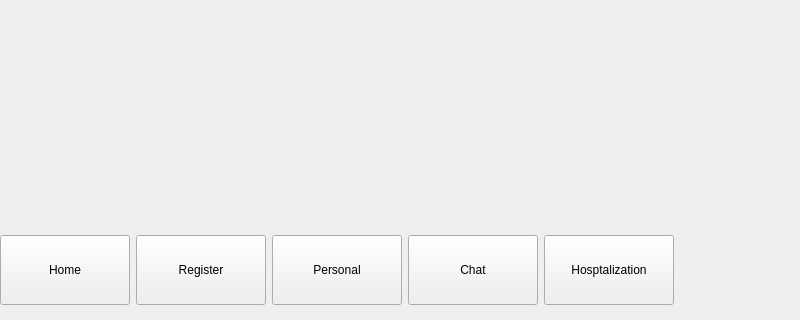
First picture: the form in Client/PreProject/pmainwindow.ui, repository povli/2024-BIT-, before the edit; both pictures show x 0 to 800 and y 352 to 672 of the 800 by 672 pixel window.
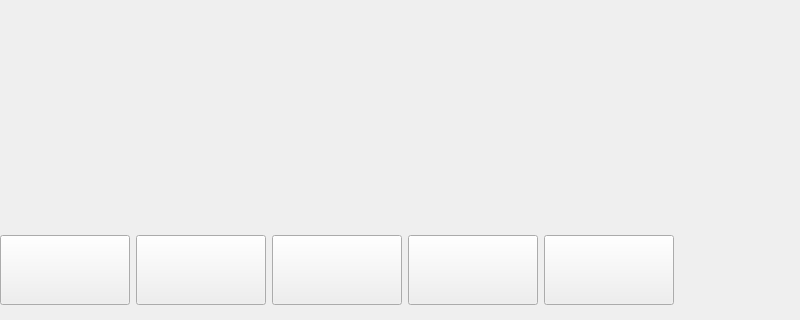
Second picture: the form after the edit. Icons and pictures are not drawn.

```diff
--- a/Client/PreProject/pmainwindow.ui
+++ b/Client/PreProject/pmainwindow.ui
@@ -54,7 +54,7 @@
         <string notr="true"/>
        </property>
        <property name="text">
-        <string>Chat</string>
+        <string/>
        </property>
        <property name="iconSize">
         <size>
@@ -88,7 +88,7 @@
         <string notr="true">image: url(:/personal-profile-icon.jpg);</string>
        </property>
        <property name="text">
-        <string>Personal</string>
+        <string/>
        </property>
        <property name="iconSize">
         <size>
@@ -122,7 +122,7 @@
         <string notr="true"/>
        </property>
        <property name="text">
-        <string>Register</string>
+        <string/>
        </property>
        <property name="iconSize">
         <size>
@@ -155,8 +155,11 @@
          <height>70</height>
         </size>
        </property>
+       <property name="styleSheet">
+        <string notr="true">background-image: url(:/res/hospitalization.png);</string>
+       </property>
        <property name="text">
-        <string>Hosptalization</string>
+        <string/>
        </property>
       </widget>
      </item>
@@ -184,7 +187,7 @@
         <string notr="true"/>
        </property>
        <property name="text">
-        <string>Home</string>
+        <string/>
        </property>
        <property name="iconSize">
         <size>
@@ -201,7 +204,7 @@
      <rect>
       <x>-1</x>
       <y>-2</y>
-      <width>731</width>
+      <width>681</width>
       <height>591</height>
      </rect>
     </property>
```
Left out of the diff: 8 changed lines with no effect on the pictures.
